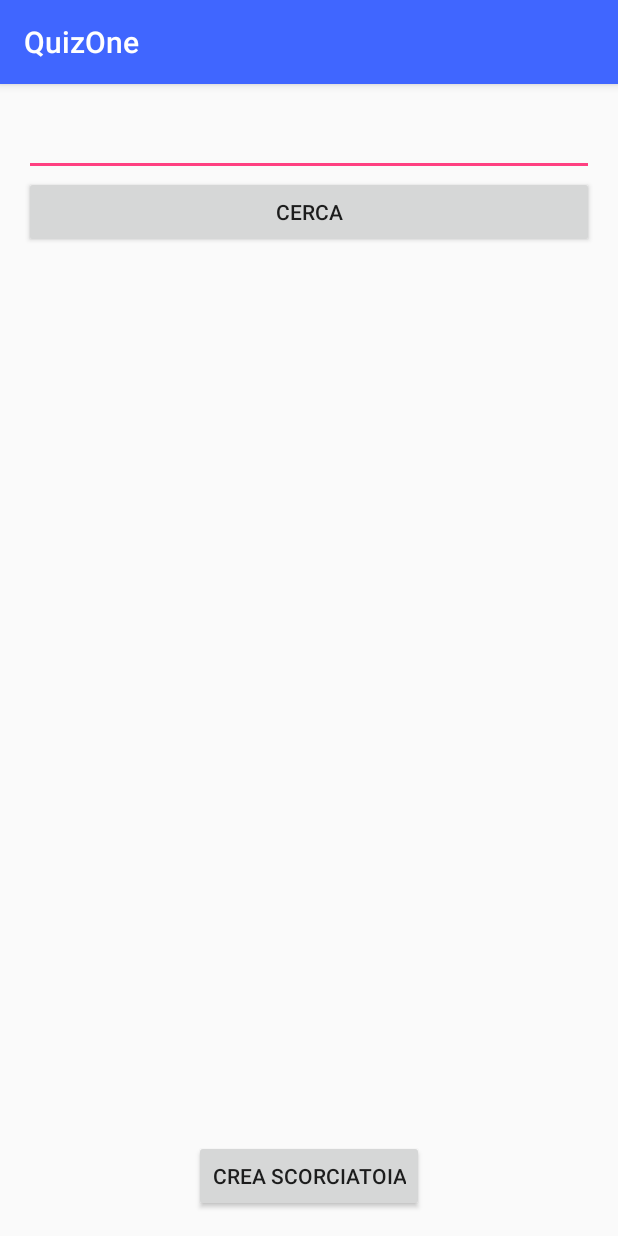
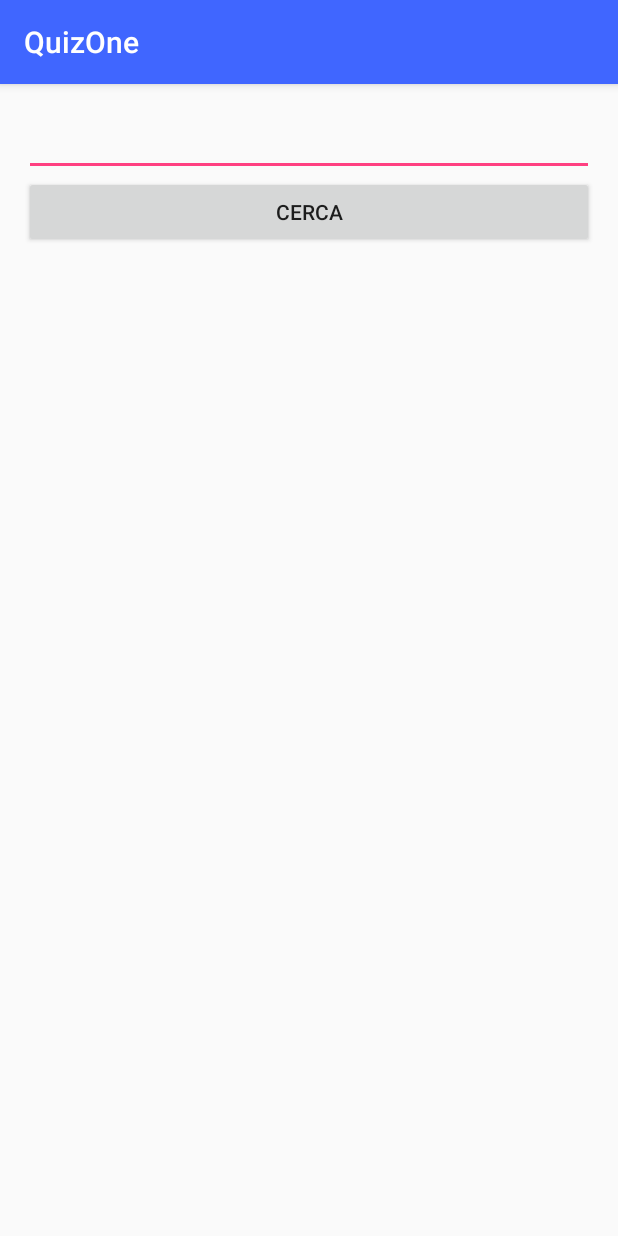
Before and after one commit to Baxxo/Quiz, an Android app: the Cerca screen opened directly, with no data from a screen before it, on a phone screen of 412 x 824 dp. Run offline under Robolectric (Android 15) with nearby library versions, the phone set to English and light mode, and no system bars.

Commit message:
shortcut

```diff
--- a/app/src/main/java/quouo/quizone/Cerca.java
+++ b/app/src/main/java/quouo/quizone/Cerca.java
@@ -34,15 +34,6 @@ public class Cerca extends AppCompatActivity {
 
         ConnectionHandler con = new ConnectionHandler();
         richieste = con.CaricaRichieste(Player.id);
-
-        s = (Button) findViewById(R.id.button4);
-
-        s.setOnClickListener(new View.OnClickListener() {
-            @Override
-            public void onClick(View v) {
-                addShortcut();
-            }
-        });
 
         Button b = (Button) findViewById(R.id.cercaGiocatore);
         b.setOnClickListener(new View.OnClickListener() {
@@ -257,25 +248,4 @@ public class Cerca extends AppCompatActivity {
         }
         return super.onTouchEvent(event);
     }
-
-    private void addShortcut() {
-        Intent shortcutIntent = new Intent(getApplicationContext(),
-                StartActivity.class);
-
-        shortcutIntent.setAction(Intent.ACTION_MAIN);
-
-        Intent addIntent = new Intent();
-        addIntent
-                .putExtra(Intent.EXTRA_SHORTCUT_INTENT, shortcutIntent);
-        addIntent.putExtra(Intent.EXTRA_SHORTCUT_NAME, "QuizOne");
-        addIntent.putExtra(Intent.EXTRA_SHORTCUT_ICON_RESOURCE,
-                Intent.ShortcutIconResource.fromContext(getApplicationContext(),
-                        R.drawable.logo));
-
-        addIntent
-                .setAction("com.android.launcher.action.INSTALL_SHORTCUT");
-        getApplicationContext().sendBroadcast(addIntent);
-
-        Toast.makeText(this, "Aggiunta una scorciatoia nella Home Screen", Toast.LENGTH_SHORT);
-    }
 }
--- a/app/src/main/res/layout/activity_cerca.xml
+++ b/app/src/main/res/layout/activity_cerca.xml
@@ -32,8 +32,7 @@
         android:id="@+id/scrollView2"
         android:layout_alignParentStart="true"
         android:layout_alignParentEnd="true"
-        android:layout_below="@+id/cercaGiocatore"
-        android:layout_above="@+id/button4">
+        android:layout_below="@+id/cercaGiocatore">
 
         <TableLayout
             android:layout_width="match_parent"
@@ -42,12 +41,4 @@
             android:id="@+id/tbl"></TableLayout>
     </ScrollView>
 
-    <Button
-        android:layout_width="wrap_content"
-        android:layout_height="wrap_content"
-        android:text="Crea scorciatoia"
-        android:id="@+id/button4"
-        android:layout_alignParentBottom="true"
-        android:layout_centerHorizontal="true" />
-
 </RelativeLayout>
```
Also changed, not shown: app/src/main/java/quouo/quizone/GameActivity.java (+30 -8 lines), app/src/main/java/quouo/quizone/SplashScreen.java (+28 -0 lines).
